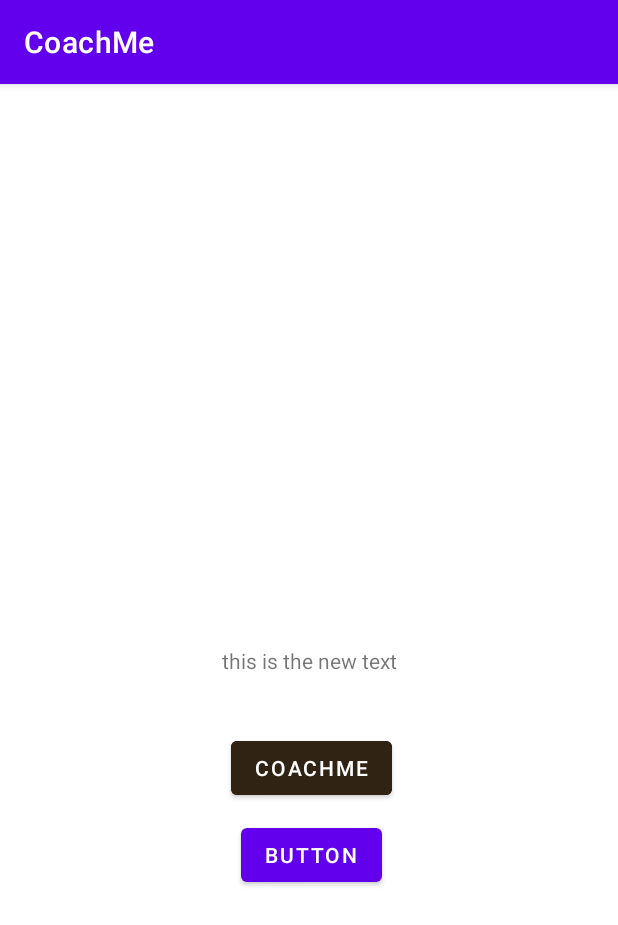
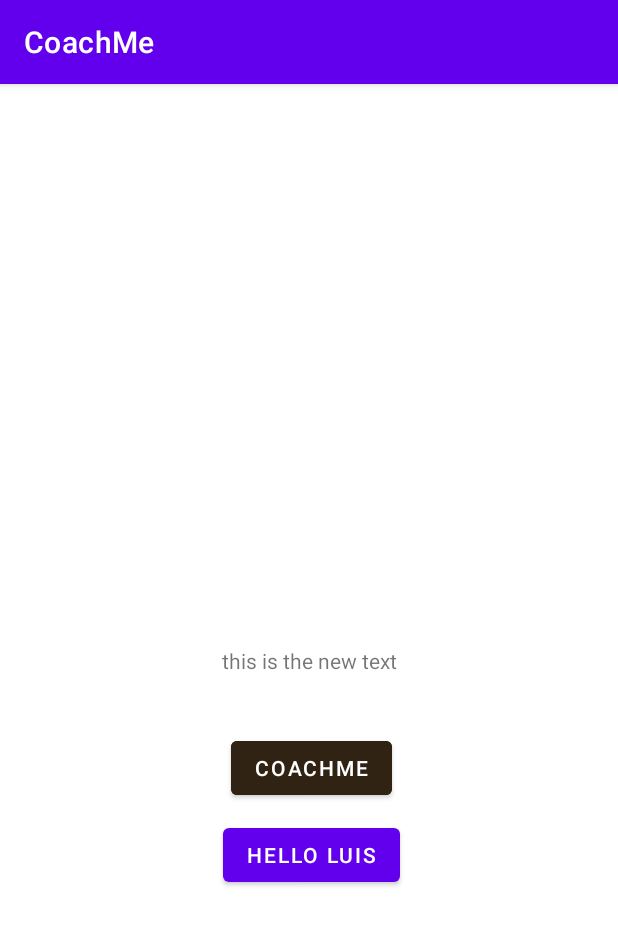
Before and after one commit to Andr3aBlanco/W23_G3_CoachMe, an Android app: the screen it shows after launch (MainActivity), on a phone screen of 412 x 824 dp. Shown: the top 925 px of the screen. Run offline under Robolectric (Android 15) with nearby library versions, the phone set to English and light mode, and no system bars.

Commit message:
hello  luis

```diff
--- a/app/src/main/res/layout/activity_main.xml
+++ b/app/src/main/res/layout/activity_main.xml
@@ -36,7 +36,7 @@
         android:layout_marginStart="160dp"
         android:layout_marginTop="10dp"
         android:layout_marginEnd="157dp"
-        android:text="Button"
+        android:text="hello luis"
         app:layout_constraintEnd_toEndOf="parent"
         app:layout_constraintStart_toStartOf="parent"
         app:layout_constraintTop_toBottomOf="@+id/testBtn" />
```
